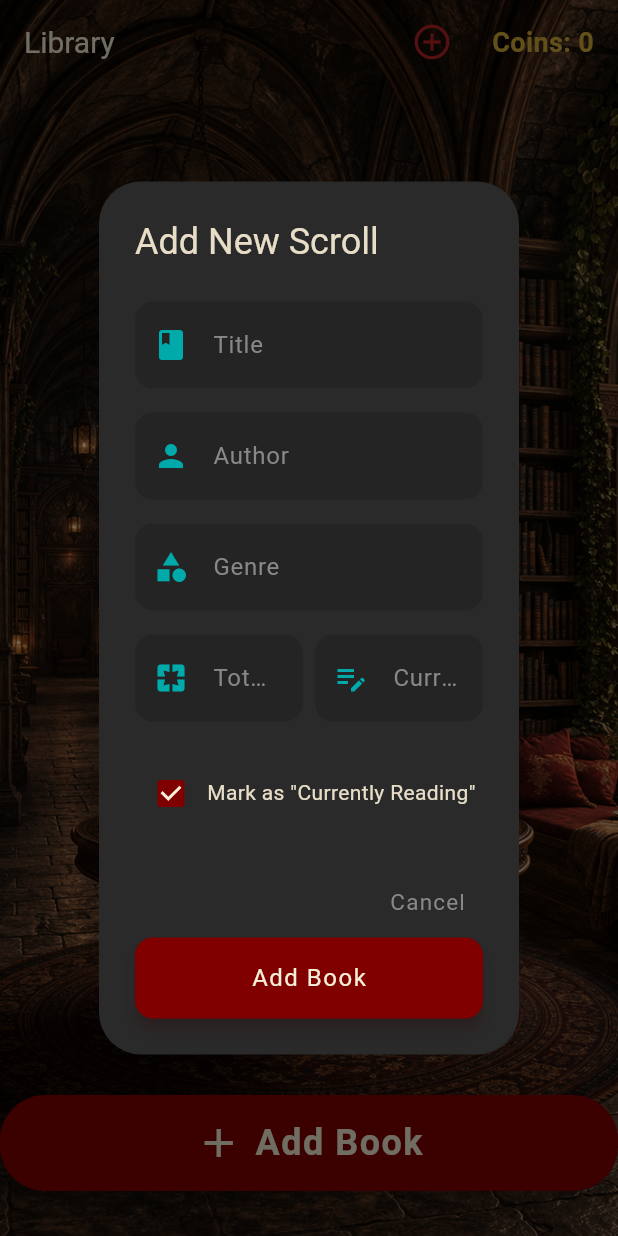
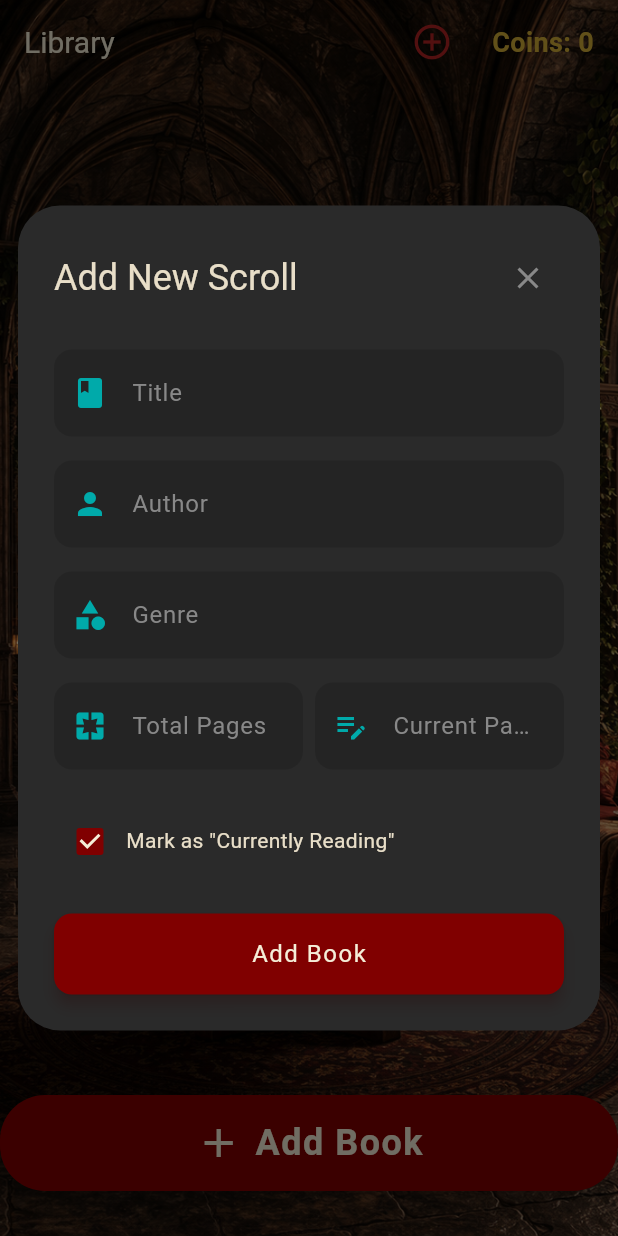
Before and after one commit to james-t-larson/book-dragon-client, a Flutter app: the HomeScreen screen opened directly with empty values, after a tap on "Add Book", on a phone screen of 412 x 824 dp. Run offline on Flutter 3.47's test engine with Material 3 defaults, Android fonts, the light colour scheme and no system bars; our stand-ins replace google_fonts, shared_preferences; accounts and stored records are empty; network calls fail; Roboto replaces fonts that are missing (Rosarivo).

Commit message:
refactor(ui): polish add book dialog and timer inputs
  * Add 1m preset and center-align custom timer input
  * Move dialog cancel action to a header close button
  * Update dialog width, padding, and layout constraints

```diff
--- a/lib/screens/focus_timer_screen.dart
+++ b/lib/screens/focus_timer_screen.dart
@@ -34,7 +34,7 @@ class _FocusTimerScreenState extends State<FocusTimerScreen>
   late int _currentCoins;
   Book? _selectedBook;
 
-  final List<int> _presetMinutes = [5, 15, 30, 45, 60];
+  final List<int> _presetMinutes = [1, 5, 15, 30, 45, 60];
   final TextEditingController _customTimeController = TextEditingController();
 
   @override
@@ -565,10 +565,11 @@ class _FocusTimerScreenState extends State<FocusTimerScreen>
                           mainAxisAlignment: MainAxisAlignment.center,
                           children: [
                             SizedBox(
-                              width: 120,
+                              width: 140,
                               child: TextField(
                                 controller: _customTimeController,
                                 keyboardType: TextInputType.number,
+                                textAlign: TextAlign.center,
                                 style: GoogleFonts.rosarivo(
                                   color: AppColors.onSurface,
                                 ),
--- a/lib/screens/home_screen.dart
+++ b/lib/screens/home_screen.dart
@@ -70,14 +70,28 @@ class _HomeScreenState extends State<HomeScreen> {
           builder: (context, setDialogState) {
             return AlertDialog(
               backgroundColor: AppColors.surface,
-              title: Text(
+              insetPadding: const EdgeInsets.symmetric(horizontal: 12.0, vertical: 24.0),
+              title: Row(
+                mainAxisAlignment: MainAxisAlignment.spaceBetween,
+                children: [
+                  Text(
                     'Add New Scroll',
                     style: GoogleFonts.medievalSharp(
                       color: AppColors.onSurface,
                       fontSize: 24,
                     ),
                   ),
-              content: SingleChildScrollView(
+                  IconButton(
+                    icon: const Icon(Icons.close, color: AppColors.muted),
+                    onPressed: () => Navigator.pop(context),
+                    padding: EdgeInsets.zero,
+                    constraints: const BoxConstraints(),
+                  ),
+                ],
+              ),
+              content: SizedBox(
+                width: MediaQuery.of(context).size.width,
+                child: SingleChildScrollView(
                   child: Column(
                     mainAxisSize: MainAxisSize.min,
                     children: [
@@ -134,14 +148,8 @@ class _HomeScreenState extends State<HomeScreen> {
                     ],
                   ),
                 ),
+              ),
               actions: [
-                TextButton(
-                  onPressed: () => Navigator.pop(context),
-                  child: Text(
-                    'Cancel',
-                    style: GoogleFonts.rosarivo(color: AppColors.muted),
-                  ),
-                ),
                 ElevatedButton(
                   onPressed: () async {
                     if (titleController.text.isNotEmpty) {
```
Lines whose indentation alone changed are shown as unchanged.
